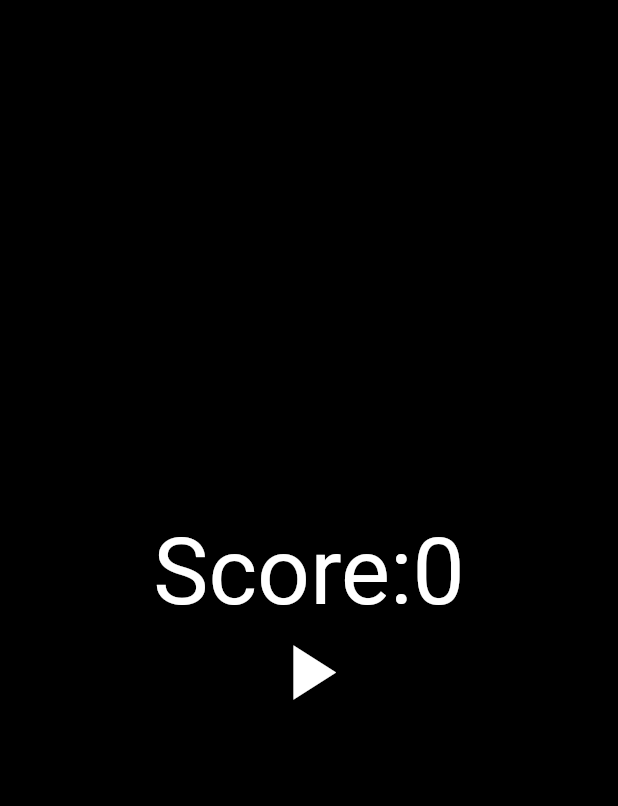
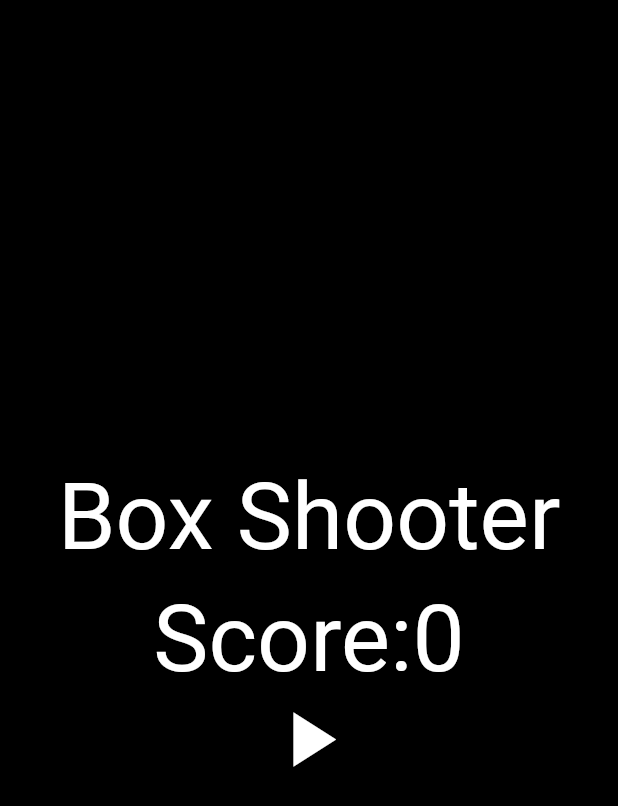
Before and after one commit to rajajain08/flutter_game, a Flutter app: the screen it shows after launch, on a phone screen of 412 x 824 dp. Shown: the top 806 px of the screen. Run offline on Flutter 3.47's test engine with Material 2 defaults, Android fonts, the phone set to English and light mode, and no system bars; our stand-ins replace sensors.

Commit message:
updated readme

```diff
--- a/lib/main.dart
+++ b/lib/main.dart
@@ -92,6 +92,13 @@ class MGState extends State<MG> with TickerProviderStateMixin {
                 child: Column(
                   mainAxisAlignment: MainAxisAlignment.center,
                   children: <Widget>[
+                    Padding(
+                      padding: const EdgeInsets.all(8.0),
+                      child: Text(
+                        "Box Shooter",
+                        style: TextStyle(color: w, fontSize: 62),
+                      ),
+                    ),
                     Text(
                       "Score:${c - 1}",
                       style: TextStyle(color: w, fontSize: 62),
@@ -112,13 +119,16 @@ class MGState extends State<MG> with TickerProviderStateMixin {
                   ],
                 ),
               )
-                : Column(children: <Widget>[
+            : Column(
+                children: <Widget>[
                   Expanded(
                       child: Stack(children: <Widget>[
                     Align(
                       alignment: Alignment(0.8, -0.9),
-                        child: Text("${c - 1}",
-                            style: TextStyle(fontSize: 32, color: w)),
+                      child: Text(
+                        "${c - 1}",
+                        style: TextStyle(fontSize: 32, color: w),
+                      ),
                     ),
                     StreamBuilder(
                       initialData: 1.0,
@@ -128,7 +138,8 @@ class MGState extends State<MG> with TickerProviderStateMixin {
                         return Align(
                             alignment: Alignment(bXP, s.data),
                             child: Icon(Icons.arrow_upward, color: w));
-                          }),
+                      },
+                    ),
                     Align(alignment: Alignment(tXP, tYP), child: d)
                   ])),
                   StreamBuilder(
@@ -136,10 +147,13 @@ class MGState extends State<MG> with TickerProviderStateMixin {
                     stream: s.hSG,
                     builder: (ctx, s) {
                       x = s.data;
-                          return Align(
-                              alignment: Alignment(s.data, 1), child: d);
-                        })
-                  ])));
+                      return Align(alignment: Alignment(s.data, 1), child: d);
+                    },
+                  )
+                ],
+              ),
+      ),
+    );
   }
 }
 
```
Also changed, not shown: 1 other file. Lines whose indentation alone changed are shown as unchanged.
